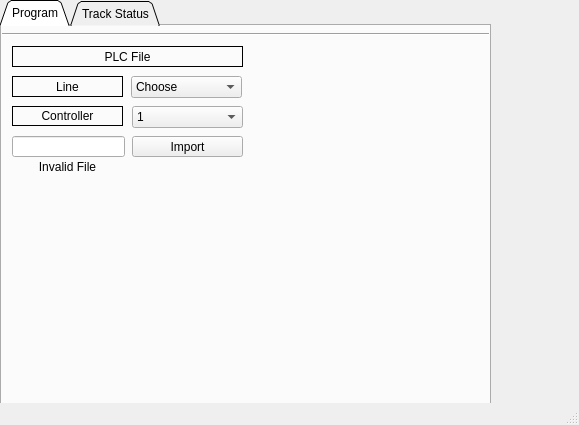
Above: DevEnv/src/TrackControllerSW/src/TrackControllerSW.ui from Prem-125/TRAINS before the change. Below: the same form after it.
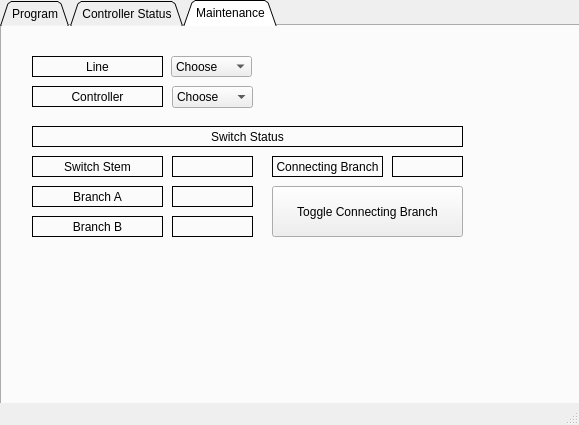
That is the form after the change.

Diff of the .ui file:
```diff
--- a/DevEnv/src/TrackControllerSW/src/TrackControllerSW.ui
+++ b/DevEnv/src/TrackControllerSW/src/TrackControllerSW.ui
@@ -22,7 +22,7 @@
      <rect>
       <x>0</x>
       <y>0</y>
-      <width>491</width>
+      <width>581</width>
       <height>441</height>
      </rect>
     </property>
@@ -36,7 +36,7 @@
      <enum>QTabWidget::Triangular</enum>
     </property>
     <property name="currentIndex">
-     <number>0</number>
+     <number>2</number>
     </property>
     <property name="elideMode">
      <enum>Qt::ElideNone</enum>
@@ -206,7 +206,7 @@
     </widget>
     <widget class="QWidget" name="TrackStatus">
      <attribute name="title">
-      <string>Track Status</string>
+      <string>Controller Status</string>
      </attribute>
      <widget class="Line" name="line">
       <property name="geometry">
@@ -535,6 +535,308 @@
       </item>
      </widget>
     </widget>
+    <widget class="QWidget" name="tab">
+     <attribute name="title">
+      <string>Maintenance</string>
+     </attribute>
+     <widget class="QLabel" name="label_10">
+      <property name="geometry">
+       <rect>
+        <x>30</x>
+        <y>30</y>
+        <width>131</width>
+        <height>21</height>
+       </rect>
+      </property>
+      <property name="frameShape">
+       <enum>QFrame::Box</enum>
+      </property>
+      <property name="text">
+       <string>Line</string>
+      </property>
+      <property name="alignment">
+       <set>Qt::AlignCenter</set>
+      </property>
+     </widget>
+     <widget class="QLabel" name="label_12">
+      <property name="geometry">
+       <rect>
+        <x>30</x>
+        <y>60</y>
+        <width>131</width>
+        <height>21</height>
+       </rect>
+      </property>
+      <property name="frameShape">
+       <enum>QFrame::Box</enum>
+      </property>
+      <property name="text">
+       <string>Controller</string>
+      </property>
+      <property name="alignment">
+       <set>Qt::AlignCenter</set>
+      </property>
+     </widget>
+     <widget class="QComboBox" name="MainLineBox">
+      <property name="geometry">
+       <rect>
+        <x>169</x>
+        <y>30</y>
+        <width>81</width>
+        <height>21</height>
+       </rect>
+      </property>
+      <item>
+       <property name="text">
+        <string>Choose</string>
+       </property>
+      </item>
+      <item>
+       <property name="text">
+        <string>Green</string>
+       </property>
+      </item>
+      <item>
+       <property name="text">
+        <string>Red</string>
+       </property>
+      </item>
+     </widget>
+     <widget class="QComboBox" name="MainControllerBox">
+      <property name="geometry">
+       <rect>
+        <x>170</x>
+        <y>60</y>
+        <width>81</width>
+        <height>22</height>
+       </rect>
+      </property>
+      <item>
+       <property name="text">
+        <string>Choose</string>
+       </property>
+      </item>
+      <item>
+       <property name="text">
+        <string>1</string>
+       </property>
+      </item>
+      <item>
+       <property name="text">
+        <string>2</string>
+       </property>
+      </item>
+      <item>
+       <property name="text">
+        <string>3</string>
+       </property>
+      </item>
+      <item>
+       <property name="text">
+        <string>4</string>
+       </property>
+      </item>
+      <item>
+       <property name="text">
+        <string>5</string>
+       </property>
+      </item>
+      <item>
+       <property name="text">
+        <string>6</string>
+       </property>
+      </item>
+      <item>
+       <property name="text">
+        <string>7</string>
+       </property>
+      </item>
+     </widget>
+     <widget class="QLabel" name="label_14">
+      <property name="geometry">
+       <rect>
+        <x>30</x>
+        <y>100</y>
+        <width>431</width>
+        <height>21</height>
+       </rect>
+      </property>
+      <property name="frameShape">
+       <enum>QFrame::Box</enum>
+      </property>
+      <property name="text">
+       <string>Switch Status</string>
+      </property>
+      <property name="alignment">
+       <set>Qt::AlignCenter</set>
+      </property>
+     </widget>
+     <widget class="QLabel" name="label_16">
+      <property name="geometry">
+       <rect>
+        <x>30</x>
+        <y>130</y>
+        <width>131</width>
+        <height>21</height>
+       </rect>
+      </property>
+      <property name="frameShape">
+       <enum>QFrame::Box</enum>
+      </property>
+      <property name="text">
+       <string>Switch Stem</string>
+      </property>
+      <property name="alignment">
+       <set>Qt::AlignCenter</set>
+      </property>
+     </widget>
+     <widget class="QLabel" name="label_17">
+      <property name="geometry">
+       <rect>
+        <x>30</x>
+        <y>160</y>
+        <width>131</width>
+        <height>21</height>
+       </rect>
+      </property>
+      <property name="frameShape">
+       <enum>QFrame::Box</enum>
+      </property>
+      <property name="text">
+       <string>Branch A</string>
+      </property>
+      <property name="alignment">
+       <set>Qt::AlignCenter</set>
+      </property>
+     </widget>
+     <widget class="QLabel" name="label_18">
+      <property name="geometry">
+       <rect>
+        <x>30</x>
+        <y>190</y>
+        <width>131</width>
+        <height>21</height>
+       </rect>
+      </property>
+      <property name="frameShape">
+       <enum>QFrame::Box</enum>
+      </property>
+      <property name="text">
+       <string>Branch B</string>
+      </property>
+      <property name="alignment">
+       <set>Qt::AlignCenter</set>
+      </property>
+     </widget>
+     <widget class="QLabel" name="StemBox">
+      <property name="geometry">
+       <rect>
+        <x>170</x>
+        <y>130</y>
+        <width>81</width>
+        <height>21</height>
+       </rect>
+      </property>
+      <property name="frameShape">
+       <enum>QFrame::Box</enum>
+      </property>
+      <property name="text">
+       <string/>
+      </property>
+      <property name="alignment">
+       <set>Qt::AlignRight|Qt::AlignTrailing|Qt::AlignVCenter</set>
+      </property>
+     </widget>
+     <widget class="QLabel" name="BranchABox">
+      <property name="geometry">
+       <rect>
+        <x>170</x>
+        <y>160</y>
+        <width>81</width>
+        <height>21</height>
+       </rect>
+      </property>
+      <property name="frameShape">
+       <enum>QFrame::Box</enum>
+      </property>
+      <property name="text">
+       <string/>
+      </property>
+      <property name="alignment">
+       <set>Qt::AlignRight|Qt::AlignTrailing|Qt::AlignVCenter</set>
+      </property>
+     </widget>
+     <widget class="QLabel" name="BranchBBox">
+      <property name="geometry">
+       <rect>
+        <x>170</x>
+        <y>190</y>
+        <width>81</width>
+        <height>21</height>
+       </rect>
+      </property>
+      <property name="frameShape">
+       <enum>QFrame::Box</enum>
+      </property>
+      <property name="text">
+       <string/>
+      </property>
+      <property name="alignment">
+       <set>Qt::AlignCenter</set>
+      </property>
+     </widget>
+     <widget class="QLabel" name="label_19">
+      <property name="geometry">
+       <rect>
+        <x>270</x>
+        <y>130</y>
+        <width>111</width>
+        <height>21</height>
+       </rect>
+      </property>
+      <property name="frameShape">
+       <enum>QFrame::Box</enum>
+      </property>
+      <property name="text">
+       <string>Connecting Branch</string>
+      </property>
+      <property name="alignment">
+       <set>Qt::AlignCenter</set>
+      </property>
+     </widget>
+     <widget class="QLabel" name="MainBranchCon">
+      <property name="geometry">
+       <rect>
+        <x>390</x>
+        <y>130</y>
+        <width>71</width>
+        <height>21</height>
+       </rect>
+      </property>
+      <property name="frameShape">
+       <enum>QFrame::Box</enum>
+      </property>
+      <property name="text">
+       <string/>
+      </property>
+      <property name="alignment">
+       <set>Qt::AlignRight|Qt::AlignTrailing|Qt::AlignVCenter</set>
+      </property>
+     </widget>
+     <widget class="QPushButton" name="ToggleBranchButton">
+      <property name="geometry">
+       <rect>
+        <x>270</x>
+        <y>160</y>
+        <width>191</width>
+        <height>51</height>
+       </rect>
+      </property>
+      <property name="text">
+       <string>Toggle Connecting Branch</string>
+      </property>
+     </widget>
+    </widget>
    </widget>
   </widget>
   <widget class="QMenuBar" name="menubar">
```
Left out of the diff: 14 changed lines with no effect on the pictures.
